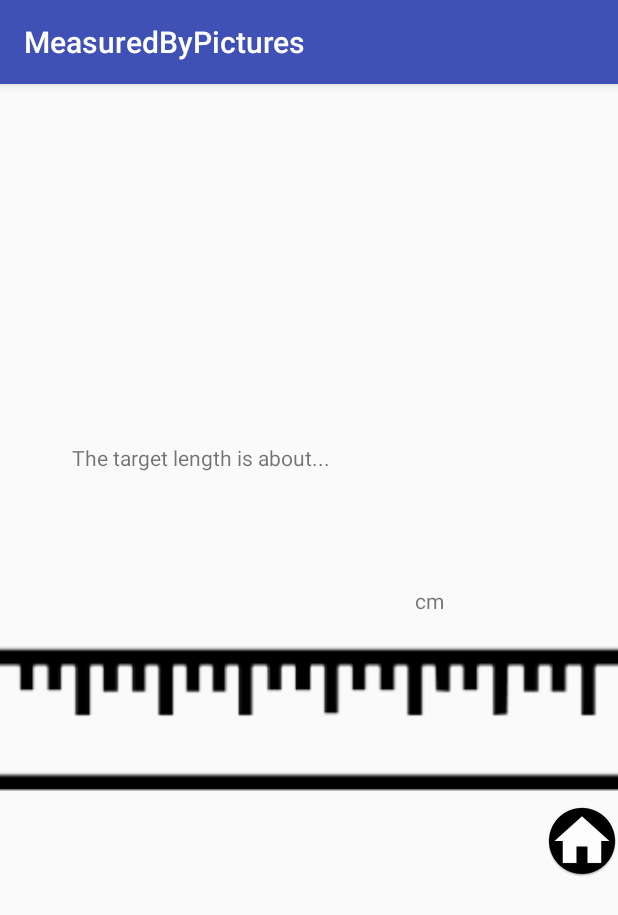
After one commit to gpadilha/MeasuredByPictures, an Android app: the ResultActivity screen opened directly, with no data from a screen before it, on a phone screen of 412 x 824 dp. The commit adds this screen. Shown: the top 915 px of the screen. Run offline under Robolectric (Android 15) with nearby library versions, the phone set to English and light mode, and no system bars.

Commit message:
put design

```diff
--- a/app/src/main/java/com/momogui/measuredbypictures/MainActivity.java
+++ b/app/src/main/java/com/momogui/measuredbypictures/MainActivity.java
@@ -53,6 +53,7 @@ public class MainActivity extends AppCompatActivity {
     protected void onCreate(final Bundle savedInstanceState) {
         super.onCreate(savedInstanceState);
         setContentView(R.layout.activity_main);
+        getSupportActionBar().hide();
 
         mAllPhotos = (TextView) findViewById(R.id.all_photos);
         mTakePhoto = (TextView) findViewById(R.id.take_photo);
@@ -93,7 +94,7 @@ public class MainActivity extends AppCompatActivity {
                     mPhotoUri = data.getClipData().getItemAt(0).getUri();
                     startActivity(ImageActivity.newInstance(this, mPhotoUri, Intent.ACTION_PICK));
                 }
-            break;
+                break;
             case ACTION_PICK_PHOTO_CAMERA:
                 if (resultCode == Activity.RESULT_OK) {
                     startActivity(ImageActivity.newInstance(this, mPhotoUri, android.provider.MediaStore.ACTION_IMAGE_CAPTURE));
--- /dev/null
+++ b/app/src/main/java/com/momogui/measuredbypictures/ResultActivity.java
@@ -0,0 +1,13 @@
+package com.momogui.measuredbypictures;
+
+import android.support.v7.app.AppCompatActivity;
+import android.os.Bundle;
+
+public class ResultActivity extends AppCompatActivity {
+
+    @Override
+    protected void onCreate(Bundle savedInstanceState) {
+        super.onCreate(savedInstanceState);
+        setContentView(R.layout.activity_result);
+    }
+}
--- /dev/null
+++ b/app/src/main/res/layout/activity_result.xml
@@ -0,0 +1,62 @@
+<?xml version="1.0" encoding="utf-8"?>
+<LinearLayout
+    xmlns:android="http://schemas.android.com/apk/res/android"
+    xmlns:app="http://schemas.android.com/apk/res-auto"
+    xmlns:tools="http://schemas.android.com/tools"
+    tools:context="com.momogui.measuredbypictures.ResultActivity"
+    android:layout_width="match_parent"
+    android:layout_height="match_parent"
+    android:orientation="vertical"
+    android:gravity="center"
+    android:weightSum="1">
+
+    <TextView
+        android:text="@string/target_height_is"
+        android:layout_width="match_parent"
+        android:layout_height="wrap_content"
+        android:layout_marginLeft="32dp"
+        android:layout_marginBottom="32dp"/>
+
+    <LinearLayout
+        android:layout_width="match_parent"
+        android:layout_height="wrap_content"
+        android:orientation="horizontal"
+        android:paddingLeft="100dp"
+        android:paddingRight="100dp">
+
+        <TextView
+            android:id="@+id/target_height"
+            android:layout_width="0dp"
+            android:layout_height="wrap_content"
+            android:layout_weight="10"
+            android:textSize="56dp"
+            tools:text="200"/>
+
+        <TextView
+            android:layout_width="0dp"
+            android:layout_height="wrap_content"
+            android:layout_weight="2"
+            android:text="@string/text_set_cm"/>
+
+    </LinearLayout>
+
+
+    <ImageView
+        android:layout_width="wrap_content"
+        android:layout_height="115dp"
+        android:src="@drawable/bg_result_ruler"
+        app:layout_constraintHorizontal_bias="0.0"
+        app:layout_constraintLeft_toLeftOf="parent"
+        app:layout_constraintRight_toRightOf="parent"
+        tools:layout_editor_absoluteY="224dp"/>
+
+    <ImageView
+        android:id="@+id/imageView2"
+        android:layout_width="wrap_content"
+        android:layout_height="wrap_content"
+        android:layout_gravity="end"
+        android:adjustViewBounds="false"
+        android:cropToPadding="false"
+        android:src="@mipmap/ic_launcher"/>
+
+</LinearLayout>
--- a/app/src/main/res/values/strings.xml
+++ b/app/src/main/res/values/strings.xml
@@ -9,4 +9,7 @@
     <string name="text_set_cm">cm</string>
     <string name="max_lines">Maximum of two lines</string>
 
+    <string name="target_height_is">The target length is about...</string>
+    <string name="save_button">Save</string>
+
 </resources>
```
Also changed, not shown: app/src/main/AndroidManifest.xml (+12 -7 lines), app/src/main/res/layout/activity_main.xml (+27 -15 lines), app/src/main/res/layout/activity_setting.xml (+12 -2 lines), app/src/main/ic_launcher-web.png (added), app/src/main/res/drawable/bg_result_ruler.png (added), app/src/main/res/drawable/bg_top.png (added), app/src/main/res/drawable/bg_top_ruler.png (added), app/src/main/res/drawable/logo.png (added), app/src/main/res/mipmap-hdpi/ic_launcher.png, app/src/main/res/mipmap-mdpi/ic_launcher.png, app/src/main/res/mipmap-xhdpi/ic_launcher.png, app/src/main/res/mipmap-xxhdpi/ic_launcher.png, app/src/main/res/mipmap-xxxhdpi/ic_launcher.png.
